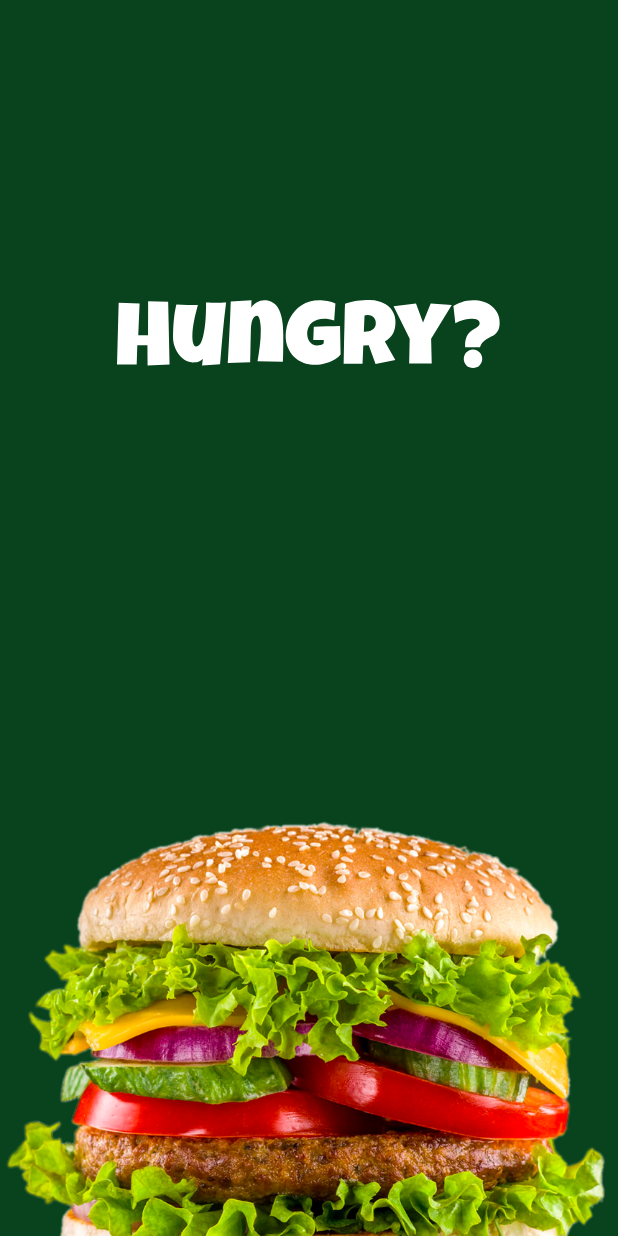
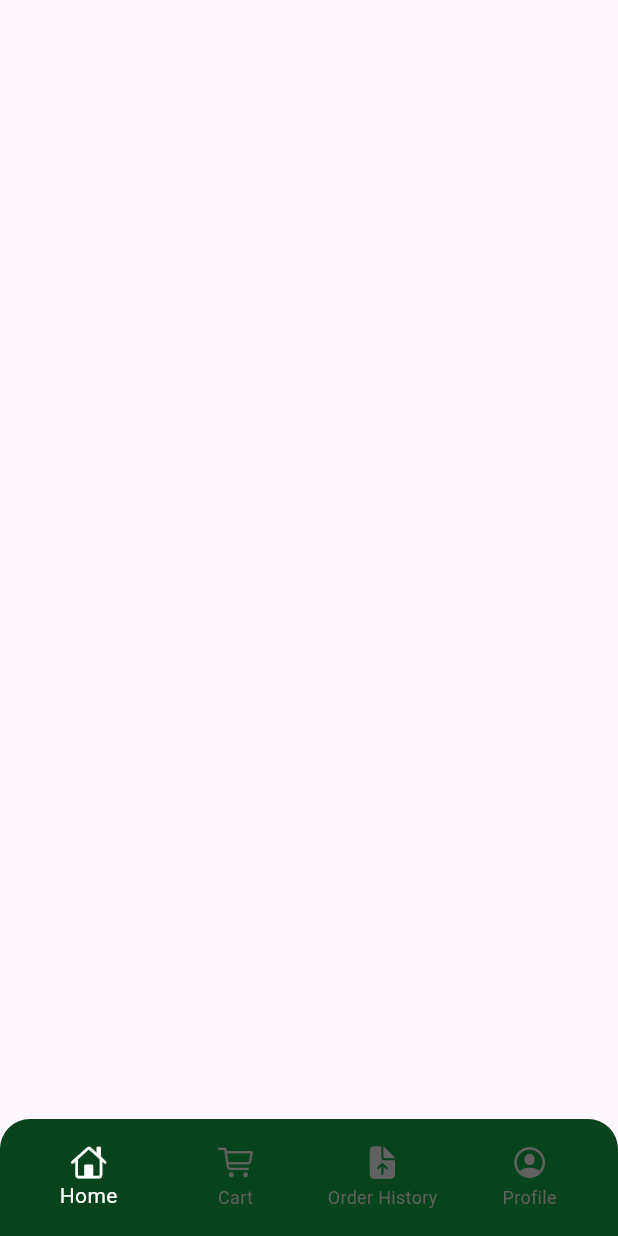
Before and after one commit to AhmedHafez32/hungray_app, a Flutter app: the first screen one second after launch, on a phone screen of 412 x 824 dp. Run offline on Flutter 3.47's test engine with Material 3 defaults, Android fonts, the phone set to English and light mode, and no system bars; our stand-ins replace flutter_svg, go_router.

Commit message:
add main rout to the app

```diff
--- /dev/null
+++ b/lib/core/sheared/rout.dart
@@ -0,0 +1,79 @@
+import 'package:flutter/cupertino.dart';
+import 'package:flutter/material.dart';
+import 'package:hungry/core/constants/appColors.dart';
+import 'package:hungry/features/auth/view/profile_view.dart';
+import 'package:hungry/features/cart/view/cart_view.dart';
+import 'package:hungry/features/home/view/home_view.dart';
+import 'package:hungry/features/orderHistory/view/order_history_view.dart';
+
+class Rout extends StatefulWidget {
+  const Rout({super.key});
+
+  @override
+  State<Rout> createState() => _RoutState();
+}
+
+class _RoutState extends State<Rout> {
+  late PageController controller;
+  late List<Widget> screens;
+  int currentPage = 0;
+
+  @override
+  void initState() {
+    // TODO: implement initState
+    screens = [HomeView(), CartView(), OrderHistoryView(), ProfileView()];
+    controller = PageController(initialPage: currentPage);
+    super.initState();
+  }
+
+  @override
+  Widget build(BuildContext context) {
+    return Scaffold(
+      body: PageView(controller: controller, children: screens),
+
+      bottomNavigationBar: Container(
+        padding: EdgeInsets.all(10),
+        decoration: BoxDecoration(
+          color: AppColors.primary,
+          borderRadius: BorderRadius.only(
+            topRight: Radius.circular(20),
+            topLeft: Radius.circular(20),
+          ),
+        ),
+        child: BottomNavigationBar(
+          elevation: 0,
+          backgroundColor: Colors.transparent,
+          type: BottomNavigationBarType.fixed,
+          selectedItemColor: AppColors.white,
+          unselectedItemColor: Colors.grey.shade700,
+          currentIndex: currentPage,
+          onTap: (index) {
+            setState(() {
+              currentPage = index;
+            });
+            controller.jumpToPage(index);
+          },
+
+          items: [
+            BottomNavigationBarItem(
+              icon: Icon(CupertinoIcons.home),
+              label: "Home",
+            ),
+            BottomNavigationBarItem(
+              icon: Icon(CupertinoIcons.cart),
+              label: "Cart",
+            ),
+            BottomNavigationBarItem(
+              icon: Icon(CupertinoIcons.arrow_up_doc_fill),
+              label: "Order History",
+            ),
+            BottomNavigationBarItem(
+              icon: Icon(CupertinoIcons.profile_circled),
+              label: "Profile",
+            ),
+          ],
+        ),
+      ),
+    );
+  }
+}
--- /dev/null
+++ b/lib/features/home/view/home_view.dart
@@ -0,0 +1,10 @@
+import 'package:flutter/material.dart';
+
+class HomeView extends StatelessWidget {
+  const HomeView({super.key});
+
+  @override
+  Widget build(BuildContext context) {
+    return Scaffold();
+  }
+}
--- a/lib/main.dart
+++ b/lib/main.dart
@@ -1,5 +1,6 @@
 import 'package:flutter/material.dart';
 import 'package:hungry/core/routing/router_generation_config.dart';
+import 'core/sheared/rout.dart';
 void main() {
   runApp(const MyApp());
 }
@@ -9,13 +10,13 @@ class MyApp extends StatelessWidget {
 
   @override
   Widget build(BuildContext context) {
-    return MaterialApp.router(
+    return MaterialApp(
       debugShowCheckedModeBanner: false,
       title: 'Flutter Demo',
       theme: ThemeData(
         colorScheme: ColorScheme.fromSeed(seedColor: Colors.deepPurple),
       ),
-      routerConfig: RouterGenerationConfig.goRouter,
+     home: Rout(),
     );
   }
 }
```
Also changed, not shown: lib/features/auth/view/profile_view.dart (added, +10 -0 lines), lib/features/cart/view/cart_view.dart (added, +10 -0 lines), lib/features/checkout/view/checkout_view.dart (added, +10 -0 lines), lib/features/orderHistory/view/order_history_view.dart (added, +10 -0 lines), lib/features/productDetails/view/product_details_view.dart (added, +10 -0 lines).
